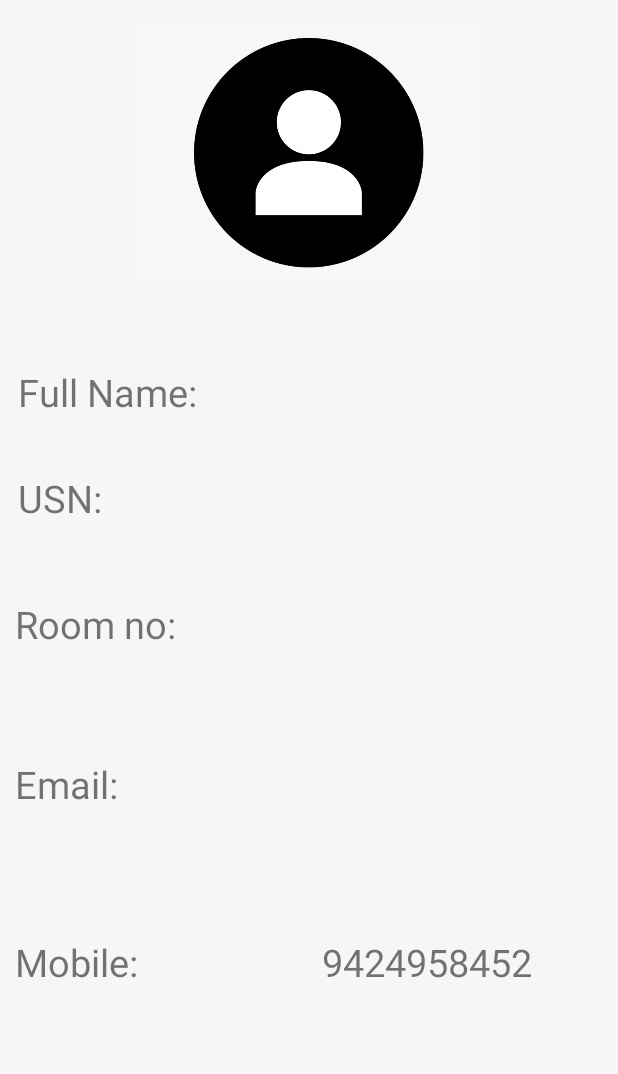
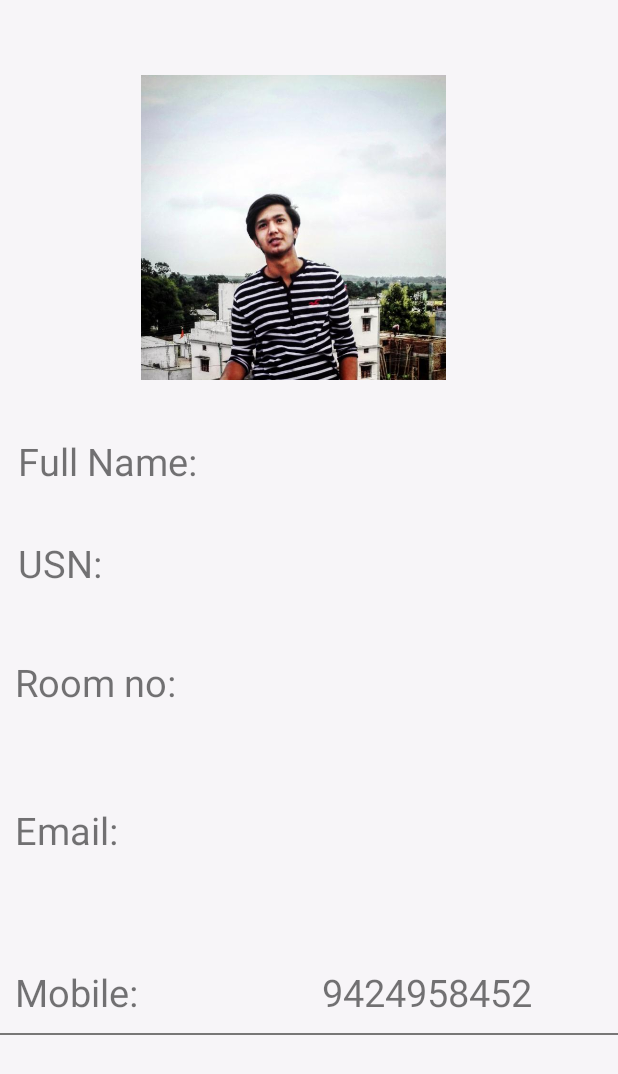
Before and after one commit to theankushrai/HostelManagement, an Android app: the layout fragment_warden_all_student_detials.xml on its own in the app's theme, with its tools: preview values and no code run, on a phone screen of 412 x 824 dp. Shown: the top 1074 px of the screen. Run offline under Robolectric (Android 15) with nearby library versions, the phone set to English and light mode, and no system bars.

Commit message:
1. warden student details divier added

```diff
--- a/app/src/main/java/com/example/hostelmanagement/student/PersonalDetails.kt
+++ b/app/src/main/java/com/example/hostelmanagement/student/PersonalDetails.kt
@@ -33,6 +33,7 @@ class PersonalDetails : Fragment() {
         val args = PersonalDetailsArgs.fromBundle(requireArguments())
         val student = args.singleStudent
         Toast.makeText(context, student.name, Toast.LENGTH_SHORT).show()
+        binding.divider.visibility = View.INVISIBLE
         binding.RoomnoTextView.text = student.room_no.toString()
         binding.USNtextview.text = student.USN
         binding.emailTextView.text = student.e_mail
@@ -40,37 +41,4 @@ class PersonalDetails : Fragment() {
         binding.mobilenoTetview.text = student.mobile_no.toString()
 
     }
-
-//    private fun displayAkashData() {
-//        binding.RoomnoTextView.text = "201"
-//        binding.USNtextview.text = "18BBTCS006"
-//        binding.emailTextView.text = "akashyadav@gmail.com"
-//        binding.fullnametextview.text = "Akash Yadav"
-//        binding.mobilenoTetview.text = "9425758965"
-//    }
-//
-//    private fun displayAmarData() {
-//        binding.RoomnoTextView.text = "202"
-//        binding.USNtextview.text = "18BBTCS009"
-//        binding.emailTextView.text = "amartyaDey@gmail.com"
-//        binding.fullnametextview.text = "Amartya Dey"
-//        binding.mobilenoTetview.text = "9425758965"
-//    }
-//
-//    private fun diaplayAdarshData() {
-//        binding.RoomnoTextView.text = "203"
-//        binding.USNtextview.text = "18BBTCS005"
-//        binding.emailTextView.text = "adarshkumar@gmail.com"
-//        binding.fullnametextview.text = "Adarsh Kumar"
-//        binding.mobilenoTetview.text = "9425758965"
-//    }
-//
-//    private fun displayAnkushData() {
-//        binding.RoomnoTextView.text = "204"
-//        binding.USNtextview.text = "18BBTCS012"
-//        binding.emailTextView.text = "ankushrai@gmail.com"
-//        binding.fullnametextview.text = "Ankush Rai"
-//        binding.mobilenoTetview.text = "9425758965"
-//    }
-
 }
--- a/app/src/main/java/com/example/hostelmanagement/warden/WardenAllStudentDetials.kt
+++ b/app/src/main/java/com/example/hostelmanagement/warden/WardenAllStudentDetials.kt
@@ -31,6 +31,8 @@ class WardenAllStudentDetials : Fragment() {
         val adapter = AllStudentsAdapter()
         binding.allstudentRecyclerView.layoutManager = LinearLayoutManager(context)
         binding.allstudentRecyclerView.adapter = adapter
+
+
         viewModel.allstudents.observe(viewLifecycleOwner, { list ->
             list.let {
                 adapter.submitList(it)
--- a/app/src/main/res/layout/fragment_personal_details.xml
+++ b/app/src/main/res/layout/fragment_personal_details.xml
@@ -9,17 +9,19 @@
         android:background="#F7F5F8"
         tools:context="com.example.hostelmanagement.student.PersonalDetails">
 
+
         <ImageView
             android:id="@+id/imageView8"
             android:layout_width="235dp"
             android:layout_height="203dp"
             app:layout_constraintBottom_toBottomOf="parent"
             app:layout_constraintEnd_toEndOf="parent"
-            app:layout_constraintHorizontal_bias="0.497"
+            android:layout_marginTop="50dp"
             app:layout_constraintStart_toStartOf="parent"
             app:layout_constraintTop_toTopOf="parent"
             app:layout_constraintVertical_bias="0.0"
-            app:srcCompat="@drawable/profile" />
+            app:layout_constraintHorizontal_bias="0.443"
+            tools:src="@drawable/ankush" />
 
         <TextView
             android:id="@+id/textView2"
@@ -128,13 +130,24 @@
             android:id="@+id/mobilenoTetview"
             android:layout_width="wrap_content"
             android:layout_height="wrap_content"
-            tools:text="9424958452"
             android:textSize="25sp"
             app:layout_constraintBottom_toBottomOf="@+id/textView9"
             app:layout_constraintEnd_toEndOf="parent"
             app:layout_constraintHorizontal_bias="0.49"
-            app:layout_constraintStart_toEndOf="@+id/textView9" />
+            app:layout_constraintStart_toEndOf="@+id/textView9"
+            tools:text="9424958452" />
 
+        <View
+            android:id="@+id/divider"
+            android:layout_width="match_parent"
+            android:layout_height="1dp"
+            android:layout_marginTop="10dp"
+            android:background="@color/blackdim"
+            android:paddingStart="1dp"
+            android:paddingEnd="1dp"
+            app:layout_constraintLeft_toLeftOf="parent"
+            app:layout_constraintRight_toRightOf="parent"
+            app:layout_constraintTop_toBottomOf="@id/mobilenoTetview" />
 
     </androidx.constraintlayout.widget.ConstraintLayout>
 </layout>
--- a/app/src/main/res/layout/fragment_warden_all_student_detials.xml
+++ b/app/src/main/res/layout/fragment_warden_all_student_detials.xml
@@ -1,8 +1,9 @@
 <?xml version="1.0" encoding="utf-8"?>
-<layout>
+<layout xmlns:android="http://schemas.android.com/apk/res/android"
+    xmlns:app="http://schemas.android.com/apk/res-auto"
+    xmlns:tools="http://schemas.android.com/tools">
 
-    <androidx.constraintlayout.widget.ConstraintLayout xmlns:android="http://schemas.android.com/apk/res/android"
-        xmlns:tools="http://schemas.android.com/tools"
+    <androidx.constraintlayout.widget.ConstraintLayout
         android:layout_width="match_parent"
         android:layout_height="match_parent"
         tools:context=".warden.WardenAllStudentDetials">
@@ -11,6 +12,10 @@
             android:id="@+id/allstudentRecyclerView"
             android:layout_width="match_parent"
             android:layout_height="match_parent"
+            app:layout_constraintBottom_toBottomOf="parent"
+            app:layout_constraintEnd_toEndOf="parent"
+            app:layout_constraintStart_toStartOf="parent"
+            app:layout_constraintTop_toTopOf="parent"
             tools:listitem="@layout/fragment_personal_details" />
 
     </androidx.constraintlayout.widget.ConstraintLayout>
--- a/app/src/main/res/values/colors.xml
+++ b/app/src/main/res/values/colors.xml
@@ -8,5 +8,6 @@
     <color name="black">#FF000000</color>
     <color name="white">#FFFFFFFF</color>
     <color name="button">#FF9800</color>
+    <color name="blackdim">#787777</color>
     <color name="background">#E0DFE1</color>
 </resources>
```
Also changed, not shown: app/src/main/res/drawable/adarsh.jpg (added), app/src/main/res/drawable/akash.jpg (added), app/src/main/res/drawable/amar.jpg (added), app/src/main/res/drawable/ankush.jpg (added).
